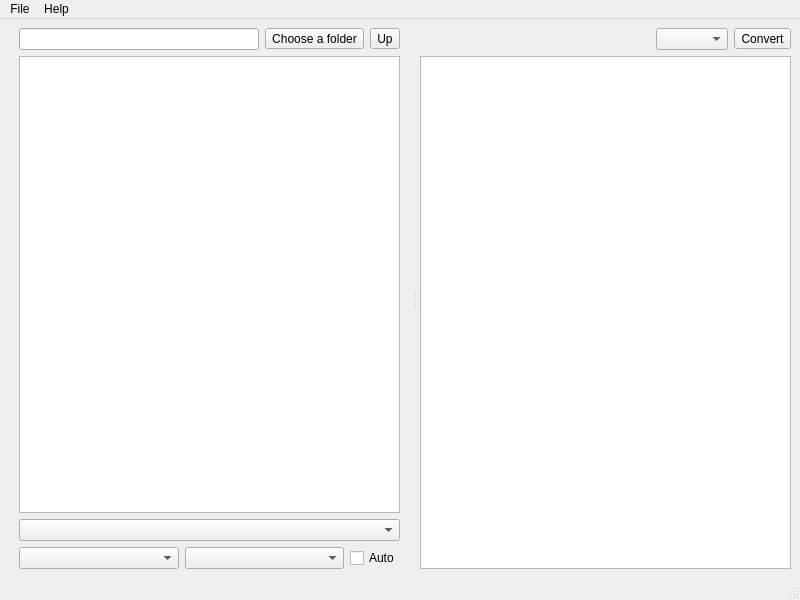
Qt form src/mainwindow.ui (Ptr314/dsk_commander) before a commit.
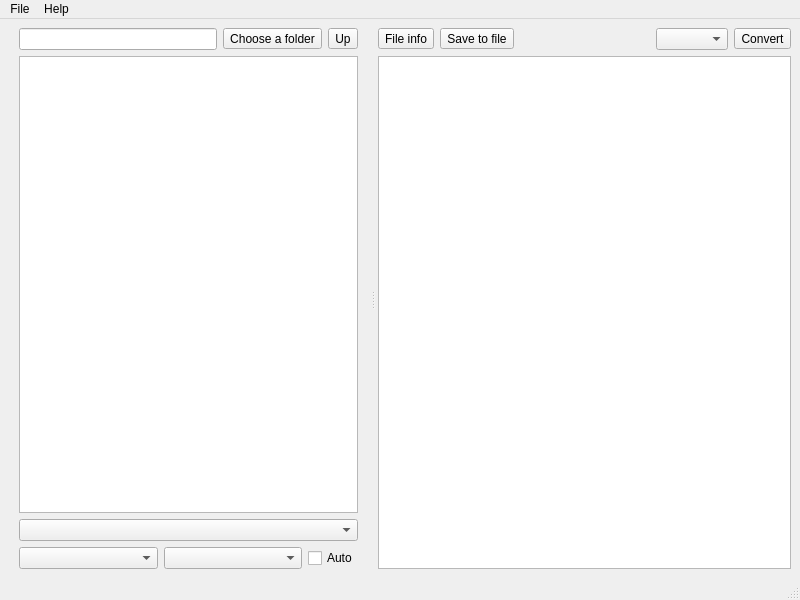
The same form after that commit. Icons and pictures are not drawn.

Patch:
```diff
--- a/src/mainwindow.ui
+++ b/src/mainwindow.ui
@@ -171,6 +171,40 @@
        <layout class="QVBoxLayout" name="verticalLayout_2">
         <item>
          <layout class="QHBoxLayout" name="horizontalLayout_5">
+          <item>
+           <widget class="QToolButton" name="infoButton">
+            <property name="text">
+             <string>File info</string>
+            </property>
+            <property name="icon">
+             <iconset resource="resources.qrc">
+              <normaloff>:/icons/info</normaloff>:/icons/info</iconset>
+            </property>
+            <property name="iconSize">
+             <size>
+              <width>32</width>
+              <height>32</height>
+             </size>
+            </property>
+           </widget>
+          </item>
+          <item>
+           <widget class="QToolButton" name="toolButton_3">
+            <property name="text">
+             <string>Save to file</string>
+            </property>
+            <property name="icon">
+             <iconset resource="resources.qrc">
+              <normaloff>:/icons/extract</normaloff>:/icons/extract</iconset>
+            </property>
+            <property name="iconSize">
+             <size>
+              <width>32</width>
+              <height>32</height>
+             </size>
+            </property>
+           </widget>
+          </item>
           <item>
            <spacer name="horizontalSpacer">
             <property name="orientation">
```
Left out of the diff: 33 changed lines with no effect on the pictures.
